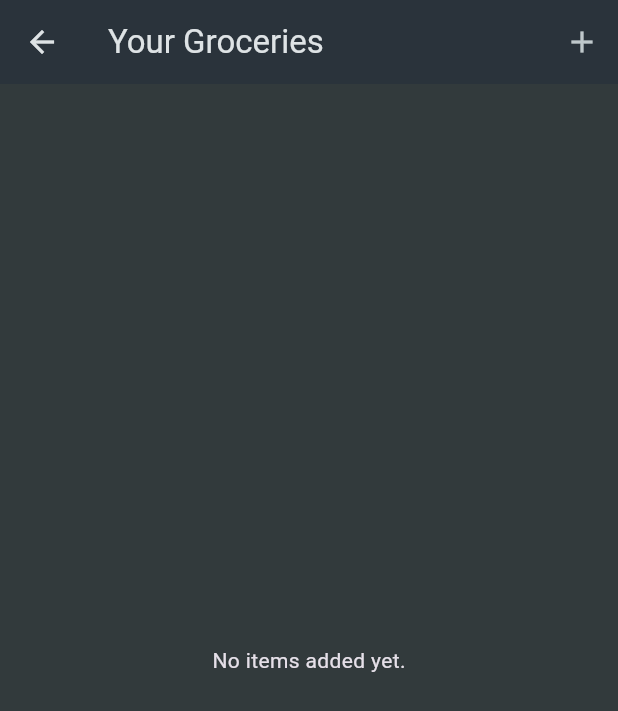
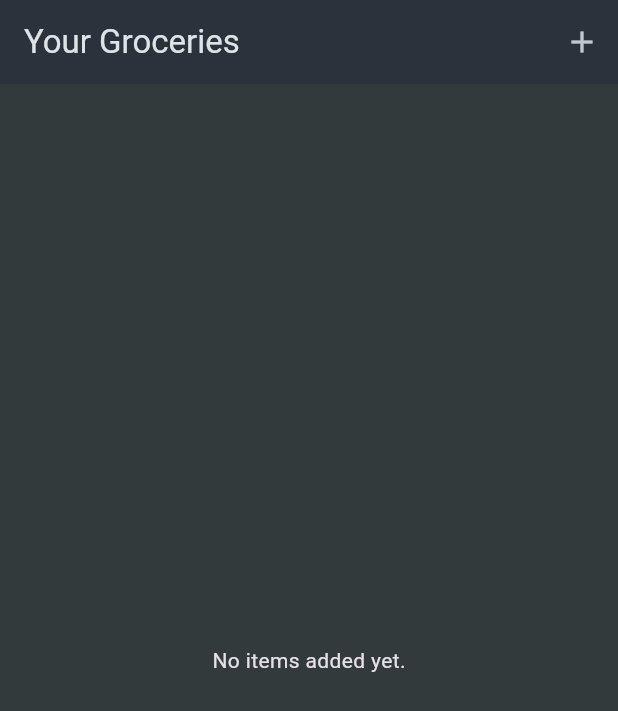
Before and after one commit to kiichi7580/Udemy_2023_5, a Flutter app: the GroceryList screen opened directly, on a phone screen of 412 x 824 dp. Shown: the top 711 px of the screen. Run offline on Flutter 3.47's test engine with Material 3 defaults, Android fonts, the phone set to English and light mode, and no system bars.

Commit message:
アプリ、一旦完成

```diff
--- a/lib/main.dart
+++ b/lib/main.dart
@@ -1,4 +1,5 @@
 import 'package:flutter/material.dart';
+import 'package:shopping_list_app/widgets/grocery_list.dart';
 
 void main() {
   runApp(const MyApp());
@@ -20,7 +21,7 @@ class MyApp extends StatelessWidget {
         ),
         scaffoldBackgroundColor: const Color.fromARGB(255, 50, 58, 60),
       ),
-      home: ...,
+      home: const GroceryList(),
     );
   }
 }
--- a/lib/models/category.dart
+++ b/lib/models/category.dart
@@ -1,6 +1,6 @@
-import 'dart:ui';
+import 'package:flutter/material.dart';
 
-enum Category {
+enum Categories {
   vegetables,
   fruit,
   meat,
@@ -14,11 +14,7 @@ enum Category {
 }
 
 class Category {
-  Category({
-    required this.name,
-    required this.color,
-  });
-  String name;
-  Color color;
-
+  const Category(this.title, this.color,);
+  final String title;
+  final Color color;
 }
--- a/lib/models/grocery_item.dart
+++ b/lib/models/grocery_item.dart
@@ -1,13 +1,14 @@
-
+import 'package:shopping_list_app/models/category.dart';
 
 class GroceryItem {
   GroceryItem({
     required this.id,
     required this.name,
     required this.quantity,
+    required this.category,
   });
   final String id;
   final String name;
   final int quantity;
-  enum Category
+  final Category category;
 }
```
Also changed, not shown: lib/data/dummy_items.dart (deleted, +0 -20 lines).
